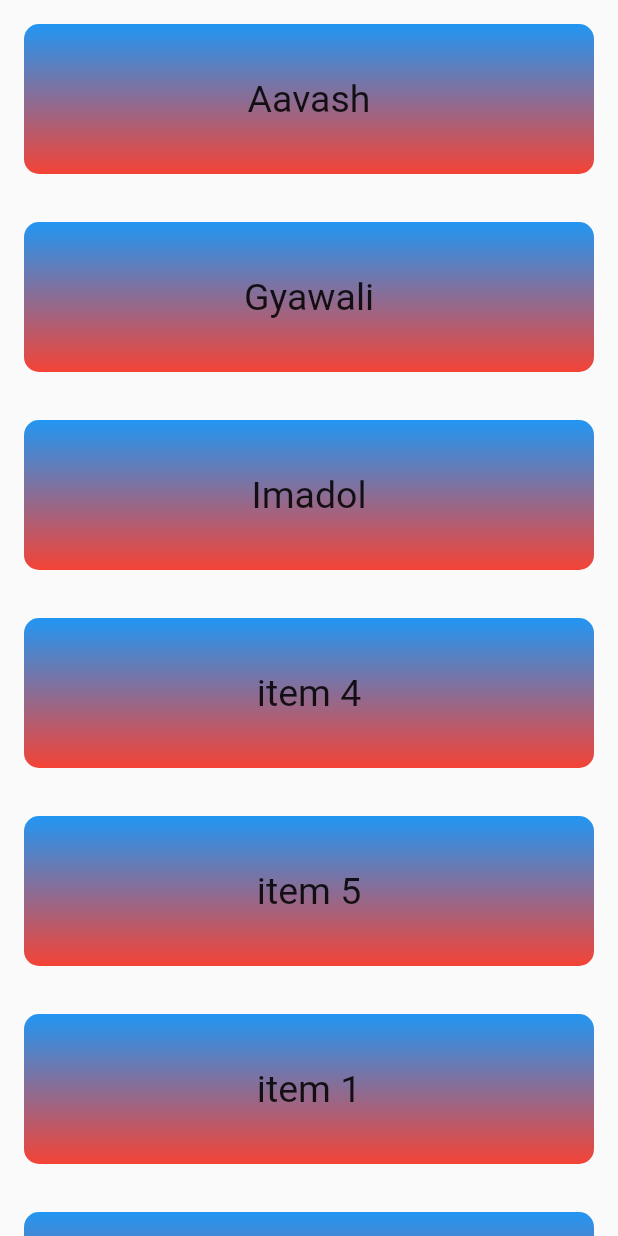
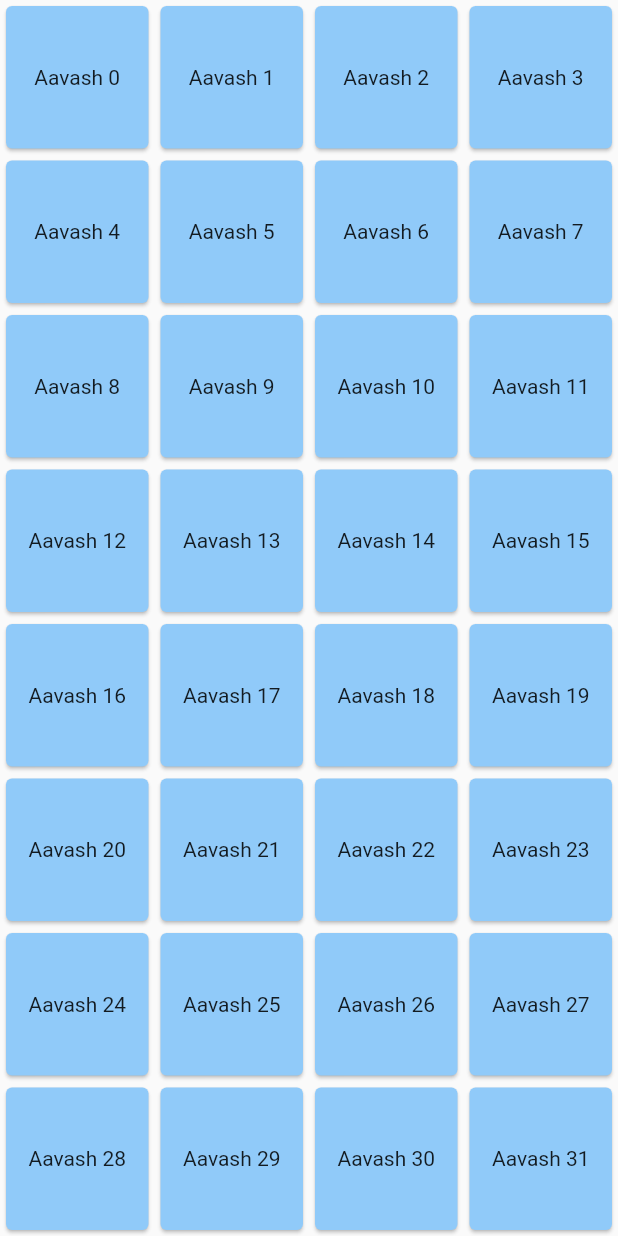
Before and after one commit to AavashGyawali/flutter_class1, a Flutter app: the screen it shows after launch, on a phone screen of 412 x 824 dp. Run offline on Flutter 3.47's test engine with Material 2 defaults, Android fonts, the phone set to English and light mode, and no system bars.

Commit message:
GridView.count

```diff
--- /dev/null
+++ b/lib/MyGridView/gridView2.dart
@@ -0,0 +1,28 @@
+import 'package:flutter/material.dart';
+
+class GridView2 extends StatefulWidget {
+  const GridView2({Key? key}) : super(key: key);
+
+  @override
+  State<GridView2> createState() => _GridView2State();
+}
+
+class _GridView2State extends State<GridView2> {
+  @override
+  Widget build(BuildContext context) {
+    return Scaffold(
+
+      body: GridView.count(
+        crossAxisCount: 4,
+        children: List <Widget>.generate(100, (index) {
+          return GridTile(child: Card(
+            color: Colors.blue.shade200,
+            child: Center(
+              child: Text('Aavash $index'),
+            ),
+          ));
+        }),
+      ),
+    );
+  }
+}
--- a/lib/main.dart
+++ b/lib/main.dart
@@ -1,3 +1,4 @@
+import 'package:class_1/MyGridView/gridView2.dart';
 import 'package:class_1/Mylist/listViewClassMethode.dart';
 import 'package:class_1/Mylist/my_list.dart';
 import 'package:class_1/practice/Alert.dart';
@@ -13,6 +14,7 @@ import 'package:class_1/practice/rowandcolumn.dart';
 import 'package:class_1/practice/statefull_widget.dart';
 import 'package:flutter/material.dart';
 
+import 'MyGridView/gridView1.dart';
 import 'Navigation/Navigation_1.dart';
 import 'Navigation/Navigation_2.dart';
 
@@ -33,7 +35,7 @@ class MyApp extends StatelessWidget {
       ),
       initialRoute: '/',
       routes: {
-        '/': (context) => const MyList2(),
+        '/': (context) => const GridView2(),
 
       },
       // home: const FormWidget(),// auta maatra haalna milcha
```
Also changed, not shown: lib/MyGridView/gridView1.dart (added, +24 -0 lines).
